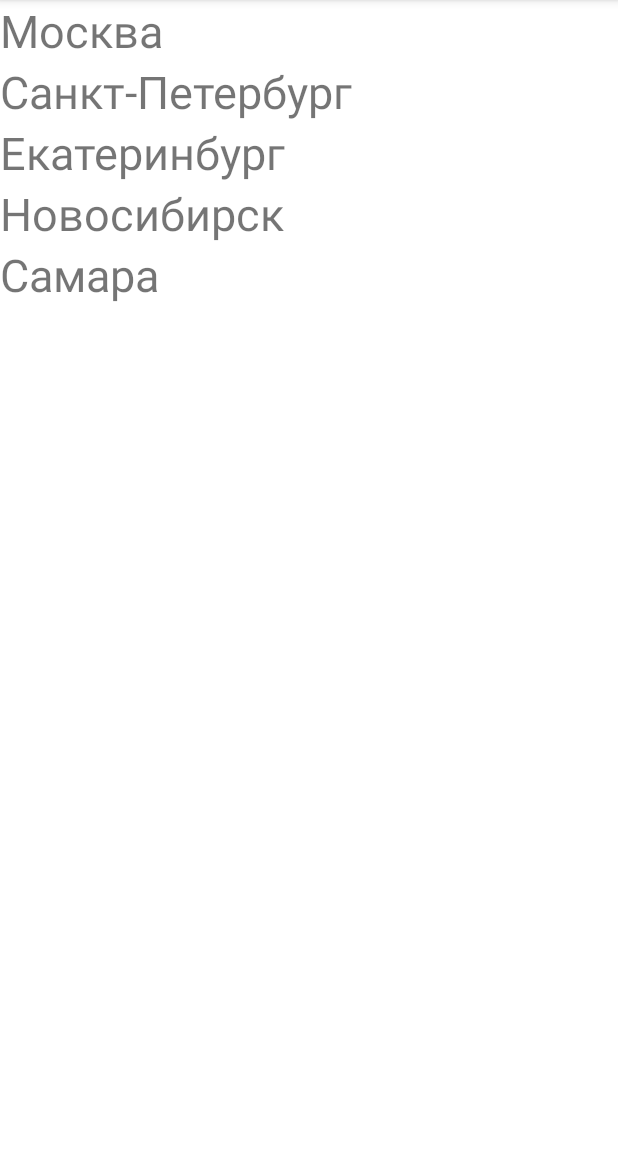
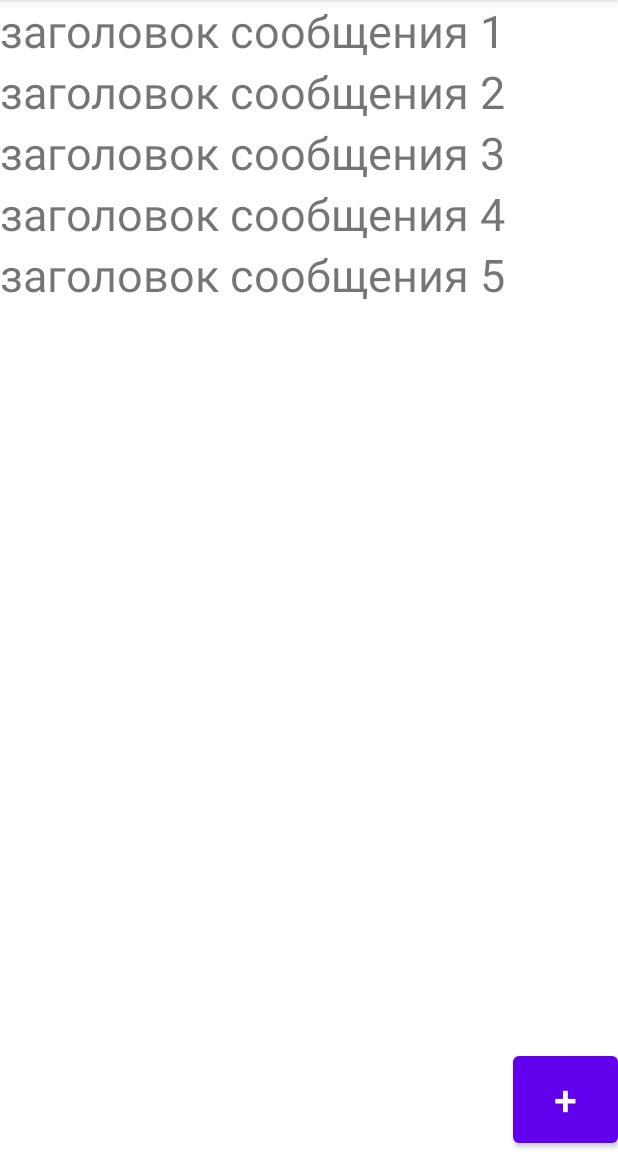
Before and after one commit to Puzzle-f/notes, an Android app: the screen it shows after launch (MainActivity), on a phone screen of 412 x 824 dp, the part 84-1236 px from its top. Run offline under Robolectric (Android 15) with nearby library versions, the phone set to English and light mode, and no system bars.

```diff
--- a/app/src/main/java/com/android/lesson6/CitiesFragment.java
+++ b/app/src/main/java/com/android/lesson6/CitiesFragment.java
@@ -4,6 +4,7 @@ import android.content.Context;
 import android.content.Intent;
 import android.content.res.Configuration;
 import android.os.Bundle;
+import android.util.Log;
 import android.view.LayoutInflater;
 import android.view.View;
 import android.view.ViewGroup;
@@ -17,47 +18,25 @@ import androidx.fragment.app.FragmentActivity;
 import androidx.fragment.app.FragmentManager;
 import androidx.fragment.app.FragmentTransaction;
 
+import java.util.ArrayList;
+
 public class CitiesFragment extends Fragment {
+//    фрагмент для просмотра списка городов
 
     private boolean isLandscape;
-
-    public CitiesFragment() {
-        // Required empty public constructor
-    }
-
-    public static CitiesFragment newInstance(String param1, String param2) {
-        CitiesFragment fragment = new CitiesFragment();
-        Bundle args = new Bundle();
-        /*args.putString(ARG_PARAM1, param1);
-        args.putString(ARG_PARAM2, param2);
-        */
-        fragment.setArguments(args);
-        return fragment;
-    }
+    static final String ARG_INDEX = "index";
 
     // activity создана, можно к ней обращаться. Выполним начальные действия
     @Override
     public void onActivityCreated(Bundle savedInstanceState) {
         super.onActivityCreated(savedInstanceState);
-
+//        Notes notes = savedInstanceState.getParcelable(ARG_INDEX);
         // Определение, можно ли будет расположить рядом герб в другом фрагменте
         isLandscape = getResources().getConfiguration().orientation
                 == Configuration.ORIENTATION_LANDSCAPE;
-
         // Если можно нарисовать рядом герб, то сделаем это
         if (isLandscape) {
-            showLandCoatOfArms(0);
-        }
-    }
-
-
-    @Override
-    public void onCreate(Bundle savedInstanceState) {
-        super.onCreate(savedInstanceState);
-        if (getArguments() != null) {
-    /*        mParam1 = getArguments().getString(ARG_PARAM1);
-            mParam2 = getArguments().getString(ARG_PARAM2);
-    */
+//            showLandCoatOfArms(notes);
         }
     }
 
@@ -76,38 +55,42 @@ public class CitiesFragment extends Fragment {
 
     private void initList(View view) {
         LinearLayout layoutView = (LinearLayout) view;
-        String[] cities = getResources().getStringArray(R.array.cities);
+        String[] titles = getResources().getStringArray(R.array.titles);
+        String[] messages = getResources().getStringArray(R.array.messages_text);
 
         // В этом цикле создаём элемент TextView,
         // заполняем его значениями,
         // и добавляем на экран.
         // Кроме того, создаём обработку касания на элемент
         Context context = getContext();
-        for (int i = 0; i < cities.length; i++) {
+        ArrayList<Notes> notesArrayList = new ArrayList<>();
+        for (int i = 0; i < titles.length; i++) {
             if (context != null) {
-                String city = cities[i];
+                Notes notes = new Notes(titles[i], messages[i]);
+                notesArrayList.add(i, notes);
                 TextView textView = new TextView(context);
-                textView.setText(city);
+                textView.setText(titles[i]);
                 textView.setTextSize(30);
                 layoutView.addView(textView);
                 final int fi = i;
-                textView.setOnClickListener(v -> showCoatOfArms(fi));
+                textView.setOnClickListener(v -> showCoatOfArms(notes));
             }
         }
     }
 
-    private void showCoatOfArms(int index) {
+    private void showCoatOfArms(Notes notes) {
         if (isLandscape) {
-            showLandCoatOfArms(index);
+            showLandCoatOfArms(notes);
         } else {
-            showPortCoatOfArms(index);
+            showPortCoatOfArms(notes);
+            Log.d("KEY", "выбор элемента index" + notes.title);
         }
     }
 
     // Показать герб в ландшафтной ориентации
-    private void showLandCoatOfArms(int index) {
+    private void showLandCoatOfArms(Notes notes) {
         // Создаём новый фрагмент с текущей позицией для вывода герба
-        CoatOfArmsFragment detail = CoatOfArmsFragment.newInstance(index);
+        CoatOfArmsFragment detail = CoatOfArmsFragment.newInstance(notes);
 
         // Выполняем транзакцию по замене фрагмента
         FragmentActivity context = getActivity();
@@ -115,20 +98,21 @@ public class CitiesFragment extends Fragment {
             FragmentManager fragmentManager = context.getSupportFragmentManager();
             FragmentTransaction fragmentTransaction = fragmentManager.beginTransaction();
             fragmentTransaction.replace(R.id.coat_of_arms, detail);  // замена фрагмента
-            //fragmentTransaction.setTransition(FragmentTransaction.TRANSIT_FRAGMENT_FADE);
+            fragmentTransaction.setTransition(FragmentTransaction.TRANSIT_FRAGMENT_FADE);
             fragmentTransaction.commit();
         }
     }
 
     // Показать герб в портретной ориентации.
-    private void showPortCoatOfArms(int index) {
+    private void showPortCoatOfArms(Notes notes) {
         // Откроем вторую activity
         Context context = getContext();
         if (context != null) {
             Intent intent = new Intent(context, CoatOfArmsActivity.class);
             // и передадим туда параметры
-            intent.putExtra(CoatOfArmsFragment.ARG_INDEX, index);
+            intent.putExtra(CoatOfArmsFragment.ARG_INDEX, notes);
             startActivity(intent);
+            Log.d("KEY", "интентом передаём index " + notes.title + " в CoatOfArmsActivity и открываем его" );
         }
     }
 }
--- a/app/src/main/java/com/android/lesson6/CoatOfArmsActivity.java
+++ b/app/src/main/java/com/android/lesson6/CoatOfArmsActivity.java
@@ -2,10 +2,12 @@ package com.android.lesson6;
 
 import android.content.res.Configuration;
 import android.os.Bundle;
+import android.util.Log;
 
 import androidx.appcompat.app.AppCompatActivity;
 
 public class CoatOfArmsActivity extends AppCompatActivity {
+//    активити для размещения на нём фрагмента с гербом
 
     @Override
     protected void onCreate(Bundle savedInstanceState) {
@@ -18,6 +20,7 @@ public class CoatOfArmsActivity extends AppCompatActivity {
             return;
         }
 
+//        не могу понять эту часть кода
         if (savedInstanceState == null) {
             // Если эта activity запускается первый раз (с каждым новым гербом первый раз),
             // то перенаправим параметр фрагменту
--- a/app/src/main/java/com/android/lesson6/MainActivity.java
+++ b/app/src/main/java/com/android/lesson6/MainActivity.java
@@ -1,14 +1,49 @@
 package com.android.lesson6;
 
+import android.os.Bundle;
+import android.view.View;
+import android.widget.Button;
+import android.widget.Toast;
+
 import androidx.appcompat.app.AppCompatActivity;
+import androidx.fragment.app.FragmentManager;
+import androidx.fragment.app.FragmentTransaction;
 
-import android.os.Bundle;
+import com.google.android.material.textfield.TextInputEditText;
 
 public class MainActivity extends AppCompatActivity {
+    Button buttonAddNote;
+    FragmentCreatingNote fragmentCreatingNote = new FragmentCreatingNote();
+    boolean buttonAddIsChecked = false;
 
     @Override
     protected void onCreate(Bundle savedInstanceState) {
         super.onCreate(savedInstanceState);
         setContentView(R.layout.activity_main);
+        initButton();
+    }
+
+    public void initButton() {
+        buttonAddNote = findViewById(R.id.button_add_note);
+        View.OnClickListener oclBtnOk = v -> {
+            FragmentManager fragmentManager = getSupportFragmentManager();
+            FragmentTransaction fragmentTransaction = fragmentManager.beginTransaction();
+            if (!buttonAddIsChecked) {
+//            открываем фрагмент ввода заметки
+//            FragmentCreatingNote fragment = new FragmentCreatingNote();
+//            getSupportFragmentManager()
+//                    .beginTransaction()
+//                    .add(R.id.cities, fragment).commitAllowingStateLoss();
+                fragmentTransaction.add(R.id.cities, fragmentCreatingNote);
+                buttonAddIsChecked = true;
+            } else {
+                Toast toast = Toast.makeText(this, "сохранение заметки", Toast.LENGTH_LONG);
+                toast.show();
+                TextInputEditText textInputEditText = findViewById(R.id.edit_text_x3);
+                fragmentTransaction.remove(fragmentCreatingNote);
+            }
+            fragmentTransaction.commitAllowingStateLoss();
+        };
+        buttonAddNote.setOnClickListener(oclBtnOk);
     }
 }
--- /dev/null
+++ b/app/src/main/java/com/android/lesson6/Notes.java
@@ -0,0 +1,43 @@
+package com.android.lesson6;
+
+import android.os.Parcel;
+import android.os.Parcelable;
+
+public class Notes implements Parcelable {
+
+    String title;
+    String message;
+
+    public Notes(String title, String message){
+        this.message = message;
+        this.title = title;
+    }
+
+    protected Notes(Parcel in) {
+        title = in.readString();
+        message = in.readString();
+    }
+
+    public static final Creator<Notes> CREATOR = new Creator<Notes>() {
+        @Override
+        public Notes createFromParcel(Parcel in) {
+            return new Notes(in);
+        }
+
+        @Override
+        public Notes[] newArray(int size) {
+            return new Notes[size];
+        }
+    };
+
+    @Override
+    public int describeContents() {
+        return 0;
+    }
+
+    @Override
+    public void writeToParcel(Parcel dest, int flags) {
+        dest.writeString(title);
+        dest.writeString(message);
+    }
+}
--- a/app/src/main/res/layout-land/activity_main.xml
+++ b/app/src/main/res/layout-land/activity_main.xml
@@ -5,18 +5,33 @@
     android:orientation="horizontal">
 
     <!-- Фрагмент с выбором городов -->
-    <fragment
-        android:id="@+id/cities"
-        android:name="com.android.lesson6.CitiesFragment"
-        android:layout_width="0dp"
-        android:layout_height="match_parent"
-        android:layout_weight="1" />
+
+        <fragment
+            android:id="@+id/cities"
+            android:name="com.android.lesson6.CitiesFragment"
+            android:layout_width="0dp"
+            android:layout_height="match_parent"
+            android:layout_weight="1"
+            />
 
     <!-- Здесь будет герб выбранного города -->
+
     <FrameLayout
         android:id="@+id/coat_of_arms"
         android:layout_width="0dp"
         android:layout_height="match_parent"
         android:layout_weight="1"
-        android:background="?android:attr/detailsElementBackground" />
+        android:background="?android:attr/detailsElementBackground">
+
+        <Button
+            android:id="@+id/button_add_note"
+            android:layout_width="@dimen/size_button_add_note"
+            android:layout_height="@dimen/size_button_add_note"
+            android:textSize="@dimen/text_size_button_add_note"
+            android:text="@string/button_add_message"
+            android:layout_gravity="bottom|end"
+            />
+    </FrameLayout>
+
+
 </LinearLayout>
--- a/app/src/main/res/layout/activity_coat_of_arms.xml
+++ b/app/src/main/res/layout/activity_coat_of_arms.xml
@@ -1,10 +1,12 @@
 <?xml version="1.0" encoding="utf-8"?>
+<!--макет активити для размещения на нем фрагмента с гербом-->
 <FrameLayout xmlns:android="http://schemas.android.com/apk/res/android"
     android:layout_width="match_parent"
     android:layout_height="match_parent">
 
-    <FrameLayout
+    <LinearLayout
         android:id="@+id/fragment_container"
         android:layout_width="match_parent"
-        android:layout_height="match_parent" />
+        android:layout_height="match_parent"
+        android:orientation="vertical" />
 </FrameLayout>
--- a/app/src/main/res/layout/activity_main.xml
+++ b/app/src/main/res/layout/activity_main.xml
@@ -15,4 +15,13 @@
         app:layout_constraintLeft_toLeftOf="parent"
         app:layout_constraintRight_toRightOf="parent"
         app:layout_constraintTop_toTopOf="parent" />
+
+    <Button
+        android:id="@+id/button_add_note"
+        android:layout_width="@dimen/size_button_add_note"
+        android:layout_height="@dimen/size_button_add_note"
+        android:text="@string/button_add_message"
+        android:textSize="@dimen/text_size_button_add_note"
+        app:layout_constraintBottom_toBottomOf="@+id/cities"
+        app:layout_constraintEnd_toEndOf="parent" />
 </androidx.constraintlayout.widget.ConstraintLayout>
--- a/app/src/main/res/values/arrays.xml
+++ b/app/src/main/res/values/arrays.xml
@@ -1,17 +1,17 @@
 <resources>
-    <string-array name="cities">
-        <item>Москва</item>
-        <item>Санкт-Петербург</item>
-        <item>Екатеринбург</item>
-        <item>Новосибирск</item>
-        <item>Самара</item>
+    <string-array name="titles">
+        <item>заголовок сообщения 1</item>
+        <item>заголовок сообщения 2</item>
+        <item>заголовок сообщения 3</item>
+        <item>заголовок сообщения 4</item>
+        <item>заголовок сообщения 5</item>
     </string-array>
 
-    <integer-array name="coat_of_arms_imgs">
-        <item>@drawable/msc</item><!-- герб Москвы -->
-        <item>@drawable/spb</item><!-- герб Санкт-Петербурга -->
-        <item>@drawable/ebrg</item><!-- герб Екатеринбурга -->
-        <item>@drawable/nsk</item><!-- герб Новосибирска -->
-        <item>@drawable/sam</item><!-- герб Самары -->
-    </integer-array>
+    <string-array name="messages_text">
+        <item>Текст сообщения 1</item>
+        <item>Текст сообщения 2</item>
+        <item>Текст сообщения 3</item>
+        <item>Текст сообщения 4</item>
+        <item>Текст сообщения 5</item>
+    </string-array>
 </resources>
--- /dev/null
+++ b/app/src/main/res/values/dimens.xml
@@ -0,0 +1,5 @@
+<?xml version="1.0" encoding="utf-8"?>
+<resources>
+    <dimen name="size_button_add_note">70dp</dimen>
+    <dimen name="text_size_button_add_note">27sp</dimen>
+</resources>
--- a/app/src/main/res/values/strings.xml
+++ b/app/src/main/res/values/strings.xml
@@ -2,4 +2,6 @@
     <string name="app_name">Lesson6</string>
     <!-- TODO: Remove or change this placeholder text -->
     <string name="hello_blank_fragment">Hello blank fragment</string>
+    <string name="button_add_message">+</string>
+    <string name="text_input_input_edit_text">Note</string>
 </resources>
```
Also changed, not shown: app/src/main/java/com/android/lesson6/CoatOfArmsFragment.java (+19 -19 lines), app/src/main/java/com/android/lesson6/FragmentCreatingNote.java (added, +61 -0 lines), app/src/main/res/layout/fragment_coat_of_arms.xml (+4 -3 lines), app/src/main/res/layout/fragment_creating_note.xml (added, +22 -0 lines).
